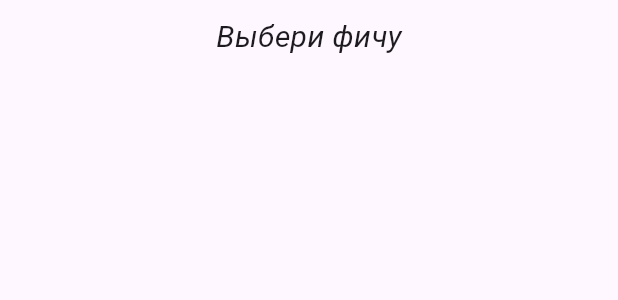
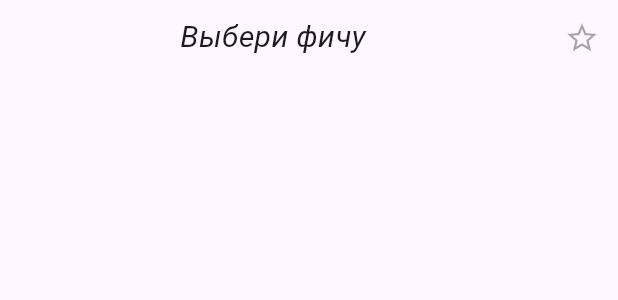
Before and after one commit to Bezzdars-Junior/ddd_web, a Flutter app: the HeaderLeftColumn widget shown alone on an empty page, opened directly, on a phone screen of 412 x 824 dp. Shown: the top 300 px of the screen. Run offline on Flutter 3.47's test engine with Material 3 defaults, Android fonts, the phone set to English and light mode, and no system bars; our stand-ins replace cloud_firestore, firebase_core, flutter_markdown; accounts and stored records are empty; statements that could not run were skipped.

Commit message:
Реализованы избранные фичи на странице проекта.

```diff
--- a/lib/entity/feature.dart
+++ b/lib/entity/feature.dart
@@ -6,14 +6,15 @@ class Feature {
   final List<String> test;
   String featureName;
   String dateTime;
+  String favorite;
 
-  Feature({
-    required this.anal,
-    required this.dev,
-    required this.test,
-    required this.featureName,
-    required this.dateTime,
-  });
+  Feature(
+      {required this.anal,
+      required this.dev,
+      required this.test,
+      required this.featureName,
+      required this.dateTime,
+      required this.favorite});
 
   factory Feature.fromFirestore(
     DocumentSnapshot<Map<String, dynamic>> snapshot,
@@ -26,6 +27,7 @@ class Feature {
       dev: List.from(data['dev']),
       test: List.from(data['test']),
       dateTime: data['dateTime'],
+      favorite: data['favorite'],
     );
   }
 
@@ -36,6 +38,7 @@ class Feature {
       "test": test,
       "featureName": featureName,
       "dateTime": dateTime,
+      "favorite": favorite,
     };
   }
 }
--- a/lib/screens/project_screen/widgets/left_column/header_left_column.dart
+++ b/lib/screens/project_screen/widgets/left_column/header_left_column.dart
@@ -1,3 +1,4 @@
+import 'package:ddd/general_widgets/icon_button_style.dart';
 import 'package:ddd/model_provider/model.dart';
 import 'package:flutter/material.dart';
 import 'package:provider/provider.dart';
@@ -17,7 +18,11 @@ class HeaderLeftColumn extends StatelessWidget {
       height: 50,
       child: Center(
         child: model.readNameFeature
-            ? Tooltip(
+            ? Row(
+                children: [
+                  Expanded(
+                    child: Center(
+                      child: Tooltip(
                         message: nameFeature,
                         child: Text(
                           nameFeature,
@@ -27,6 +32,15 @@ class HeaderLeftColumn extends StatelessWidget {
                             overflow: TextOverflow.ellipsis,
                           ),
                         ),
+                      ),
+                    ),
+                  ),
+                  IconButtonStyle(
+                    func: model.addFavorite,
+                    icon: Icons.star_outline,
+                    message: 'Добавить в избранное',
+                  )
+                ],
               )
             : Row(
                 children: [
```
Also changed, not shown: lib/model_provider/model.dart (+35 -3 lines), lib/screens/project_screen/widgets/left_column/list_feature.dart (+9 -0 lines). Lines whose indentation alone changed are shown as unchanged.
